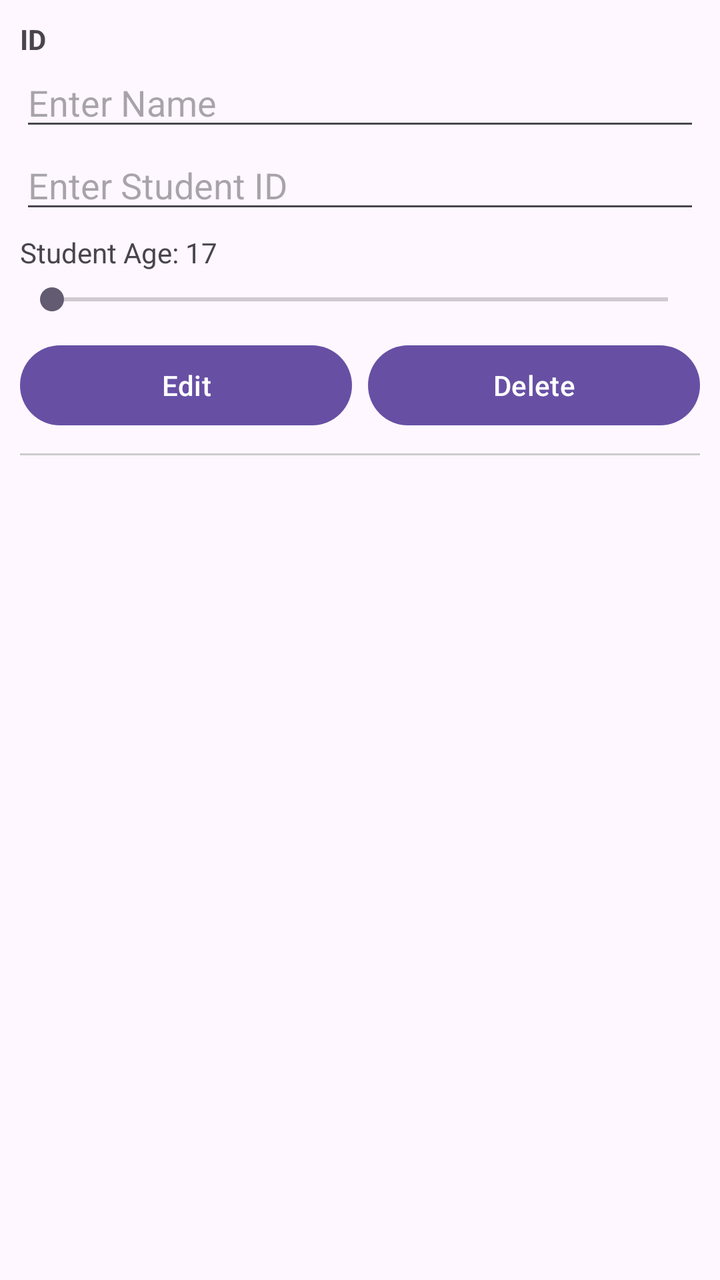
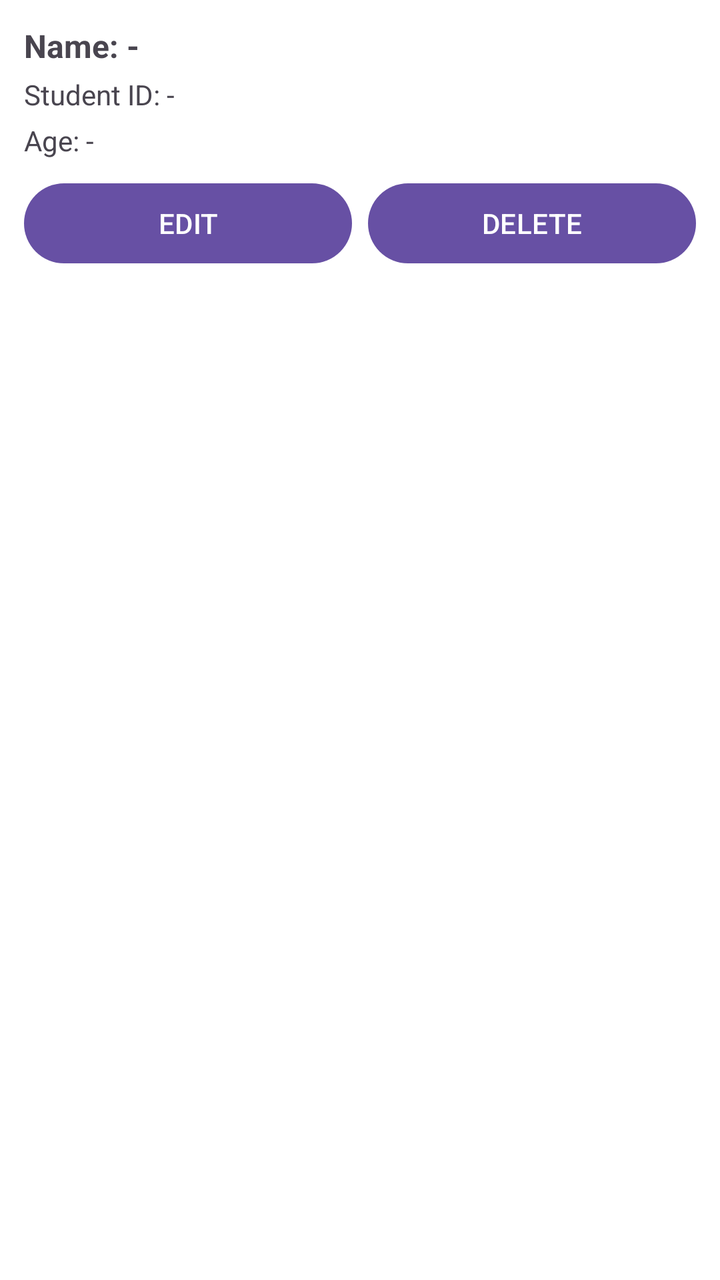

Two renders of the same Android screen: before a commit and after it. Below are the layout's source before the change and the commit's diff.
<!-- AndroidManifest.xml: application theme Theme.MidExamApllication -->
<!-- res/layout/student_item_list.xml -->
<?xml version="1.0" encoding="utf-8"?>
<LinearLayout xmlns:android="http://schemas.android.com/apk/res/android"
    android:layout_width="match_parent"
    android:layout_height="wrap_content"
    android:orientation="vertical"
    android:padding="10dp">

    <TextView
        android:id="@+id/textViewID"
        android:layout_width="match_parent"
        android:layout_height="wrap_content"
        android:textSize="14sp"
        android:textStyle="bold"
        android:text="ID" />

    <EditText
        android:id="@+id/editTextName"
        android:layout_width="match_parent"
        android:layout_height="wrap_content"
        android:hint="Enter Name" />

    <EditText
        android:id="@+id/editTextStudentID"
        android:layout_width="match_parent"
        android:layout_height="wrap_content"
        android:hint="Enter Student ID" />

    
    <TextView
        android:id="@+id/tvItemAgeLabel"
        android:layout_width="match_parent"
        android:layout_height="wrap_content"
        android:text="Student Age: 17"
        android:textSize="14sp"
        android:layout_marginTop="5dp" />

    

    <SeekBar
        android:id="@+id/seekBarItemAge"
        android:layout_width="match_parent"
        android:layout_height="wrap_content"
        android:layout_marginTop="5dp"
        android:layout_marginBottom="10dp"
        android:max="33"
        android:progress="0" />

    <LinearLayout
        android:layout_width="match_parent"
        android:layout_height="wrap_content"
        android:orientation="horizontal">

        <Button
            android:id="@+id/btnEdit"
            android:layout_width="0dp"
            android:layout_height="wrap_content"
            android:layout_weight="1"
            android:layout_marginEnd="4dp"
            android:text="Edit" />

        <Button
            android:id="@+id/btnDelete"
            android:layout_width="0dp"
            android:layout_height="wrap_content"
            android:layout_weight="1"
            android:layout_marginStart="4dp"
            android:text="Delete" />
    </LinearLayout>

    <View
        android:layout_width="match_parent"
        android:layout_height="1dp"
        android:background="#CCCCCC"
        android:layout_marginTop="10dp"/>
</LinearLayout>
<!-- resources referenced by this layout -->
<resources>
  <style name="Theme.MidExamApllication" parent="Base.Theme.MidExamApllication" />
  <style name="Base.Theme.MidExamApllication" parent="Theme.Material3.DayNight.NoActionBar">
          
          
      </style>
</resources>

<!-- the commit's change to res/layout/student_item_list.xml (unified diff, before → after) -->
@@ -3,73 +3,56 @@
     android:layout_width="match_parent"
     android:layout_height="wrap_content"
     android:orientation="vertical"
-    android:padding="10dp">
+    android:padding="12dp"
+    android:background="@android:color/white"
+    android:layout_marginBottom="8dp">
 
     <TextView
-        android:id="@+id/textViewID"
+        android:id="@+id/tvName"
         android:layout_width="match_parent"
         android:layout_height="wrap_content"
-        android:textSize="14sp"
-        android:textStyle="bold"
-        android:text="ID" />
+        android:text="Name: -"
+        android:textSize="16sp"
+        android:textStyle="bold" />
 
-    <EditText
-        android:id="@+id/editTextName"
+    <TextView
+        android:id="@+id/tvStudentId"
         android:layout_width="match_parent"
         android:layout_height="wrap_content"
-        android:hint="Enter Name" />
+        android:text="Student ID: -"
+        android:textSize="14sp"
+        android:layout_marginTop="4dp" />
 
-    <EditText
-        android:id="@+id/editTextStudentID"
+    <TextView
+        android:id="@+id/tvAge"
         android:layout_width="match_parent"
         android:layout_height="wrap_content"
-        android:hint="Enter Student ID" />
-
-    
-    <TextView
-        android:id="@+id/tvItemAgeLabel"
-        android:layout_width="match_parent"
-        android:layout_height="wrap_content"
-        android:text="Student Age: 17"
+        android:text="Age: -"
         android:textSize="14sp"
-        android:layout_marginTop="5dp" />
-
-    
-
-    <SeekBar
-        android:id="@+id/seekBarItemAge"
-        android:layout_width="match_parent"
-        android:layout_height="wrap_content"
-        android:layout_marginTop="5dp"
-        android:layout_marginBottom="10dp"
-        android:max="33"
-        android:progress="0" />
+        android:layout_marginTop="4dp" />
 
     <LinearLayout
         android:layout_width="match_parent"
         android:layout_height="wrap_content"
-        android:orientation="horizontal">
+        android:orientation="horizontal"
+        android:layout_marginTop="8dp">
 
         <Button
             android:id="@+id/btnEdit"
             android:layout_width="0dp"
             android:layout_height="wrap_content"
             android:layout_weight="1"
-            android:layout_marginEnd="4dp"
-            android:text="Edit" />
+            android:text="EDIT"
+            android:layout_marginEnd="4dp" />
 
         <Button
             android:id="@+id/btnDelete"
             android:layout_width="0dp"
             android:layout_height="wrap_content"
             android:layout_weight="1"
-            android:layout_marginStart="4dp"
-            android:text="Delete" />
+            android:text="DELETE"
+            android:layout_marginStart="4dp" />
+
     </LinearLayout>
 
-    <View
-        android:layout_width="match_parent"
-        android:layout_height="1dp"
-        android:background="#CCCCCC"
-        android:layout_marginTop="10dp"/>
 </LinearLayout>
